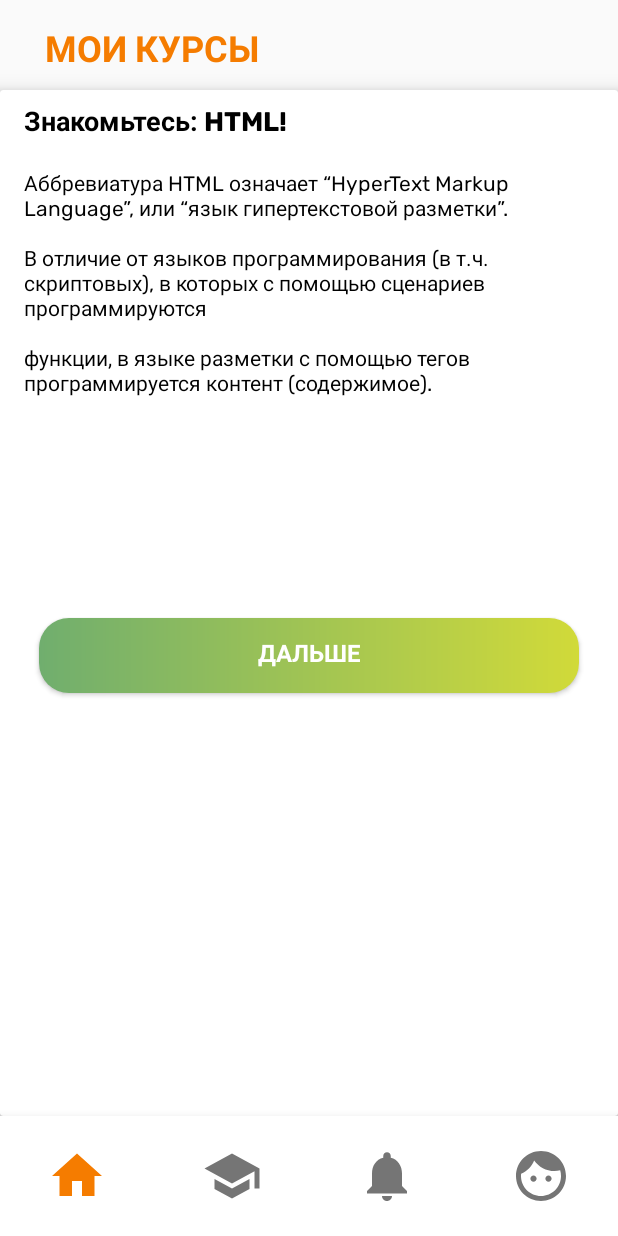
After one commit to Phenecy/Kodik, an Android app: the LessonCardFragment screen opened through its navigation route, on a phone screen of 412 x 824 dp. The commit adds this screen. Run offline under Robolectric (Android 15) with nearby library versions, the phone set to English and light mode, and no system bars; our stand-ins replace Firebase (no records; nobody signed in at launch, a user with empty details on screens opened directly), navigation-ui; 1 statement that could not run was skipped.

Commit message:
Lessons Pager Added; Custom toast view created; Unused imports cleared

```diff
--- a/app/build.gradle
+++ b/app/build.gradle
@@ -53,6 +53,8 @@ dependencies {
     implementation 'com.firebaseui:firebase-ui-auth:4.3.1'
     //noinspection GradleCompatible
     implementation 'com.android.support:cardview-v7:27.1.1'
+
+    implementation "androidx.viewpager2:viewpager2:1.0.0"
 }
 
 apply plugin: 'com.google.gms.google-services'
--- a/app/src/main/java/dev/bonch/kodik/activities/MainActivity.kt
+++ b/app/src/main/java/dev/bonch/kodik/activities/MainActivity.kt
@@ -2,31 +2,28 @@ package dev.bonch.kodik.activities
 
 import android.os.Bundle
 import androidx.appcompat.app.AppCompatActivity
+import androidx.navigation.NavController
 import androidx.navigation.Navigation
-import androidx.navigation.findNavController
-import androidx.navigation.ui.NavigationUI
 import androidx.navigation.ui.setupWithNavController
-import com.google.firebase.firestore.FirebaseFirestore
 import dev.bonch.kodik.R
-import dev.bonch.kodik.fragments.CoursesFragment
-import dev.bonch.kodik.fragments.HomeFragment
-import dev.bonch.kodik.fragments.NotificationsFragment
-import dev.bonch.kodik.fragments.ProfileFragment
 import kotlinx.android.synthetic.main.activity_main.*
 
 class MainActivity : AppCompatActivity() {
+
+    private lateinit var navController: NavController
     override fun onCreate(savedInstanceState: Bundle?) {
         super.onCreate(savedInstanceState)
         setContentView(R.layout.activity_main)
         setupNavigationDrawer()
 
-
     }
 
     private fun setupNavigationDrawer() {
-        val navController = Navigation.findNavController(this, R.id.fragment_container)
+        navController = Navigation.findNavController(this, R.id.fragment_container)
         bottom_navigation_bar.setupWithNavController(navController)
     }
 
-
+    fun onText(arguments: Bundle?) {
+        navController.navigate(R.id.action_nav_home_to_nav_courses_card, arguments)
+    }
 }
--- a/app/src/main/java/dev/bonch/kodik/adapters/CoursesAdapter.kt
+++ b/app/src/main/java/dev/bonch/kodik/adapters/CoursesAdapter.kt
@@ -1,5 +1,6 @@
 package dev.bonch.kodik.adapters
 
+import android.os.Bundle
 import android.view.LayoutInflater
 import android.view.View
 import android.view.ViewGroup
@@ -7,20 +8,32 @@ import android.widget.TextView
 import androidx.cardview.widget.CardView
 import androidx.recyclerview.widget.RecyclerView
 import dev.bonch.kodik.R
+import dev.bonch.kodik.activities.MainActivity
 import dev.bonch.kodik.models.Course
+import kotlinx.android.synthetic.main.item_home_courses.view.*
 
 class CoursesAdapter(private val coursesList: MutableList<Course>) :
     RecyclerView.Adapter<CoursesAdapter.CoursesHolder>() {
 
     override fun onCreateViewHolder(parent: ViewGroup, viewType: Int): CoursesHolder {
-        val view = LayoutInflater.from(parent.context).inflate(R.layout.item_home_courses, parent, false)
+        val view =
+            LayoutInflater.from(parent.context).inflate(R.layout.item_home_courses, parent, false)
         return CoursesHolder(view)
     }
 
     override fun getItemCount(): Int = coursesList.size
 
     override fun onBindViewHolder(holder: CoursesHolder, position: Int) {
-        holder.courseTitleText.text = coursesList[position].courseTitle
+        holder.itemView.run {
+            home_course_title.text = coursesList[position].courseTitle
+
+            holder.itemView.setOnClickListener {
+                val bundle = Bundle()
+                bundle.putString("name_course", coursesList[position].courseTitle)
+
+                (context as MainActivity).onText(bundle)
+            }
+        }
     }
 
     inner class CoursesHolder(view: View) : RecyclerView.ViewHolder(view) {
--- /dev/null
+++ b/app/src/main/java/dev/bonch/kodik/fragments/LessonCardFragment.kt
@@ -0,0 +1,141 @@
+package dev.bonch.kodik.fragments
+
+import android.os.Bundle
+import android.view.LayoutInflater
+import android.view.View
+import android.view.ViewGroup
+import android.widget.*
+import androidx.fragment.app.Fragment
+import androidx.recyclerview.widget.RecyclerView
+import androidx.viewpager2.widget.ViewPager2
+import dev.bonch.kodik.R
+import kotlinx.android.synthetic.main.item_lesson_card_theory.view.*
+
+class LessonCardFragment: Fragment() {
+
+    private lateinit var lessonPager: ViewPager2
+    private lateinit var titleCourseTw: TextView
+    private lateinit var toast: Toast
+    private lateinit var textToast: TextView
+
+    override fun onCreateView(
+        inflater: LayoutInflater,
+        container: ViewGroup?,
+        savedInstanceState: Bundle?
+    ): View? {
+        val view = inflater.inflate(R.layout.fragment_lesson_card, container, false)
+
+        initView()
+
+        titleCourseTw = view!!.findViewById(R.id.courses_text_view)
+        lessonPager = view!!.findViewById(R.id.lesson_view_pager)
+        lessonPager.adapter = LessonsAdapter()
+
+        val bundle: Bundle? = arguments
+
+        if (bundle !== null) {
+            titleCourseTw.text = bundle.getString("name_course").toString()
+        }
+
+
+        return view
+    }
+
+    private fun initView() {
+
+        val toastView = layoutInflater.inflate(R.layout.toast_view, null)
+        textToast = toastView.findViewById(R.id.toast_text)
+        toast = Toast(LessonCardFragment@context)
+        toast.view = toastView
+    }
+
+    inner class LessonsAdapter: RecyclerView.Adapter<LessonsAdapter.PagerVH>() {
+
+        private var titlse = arrayListOf(
+            "Знакомьтесь: HTML!",
+            "С помощью чего в языке разметки программируется контент?",
+            "Структура веб-страницы"
+        )
+
+        private var texts = arrayListOf(
+            """Аббревиатура HTML означает “HyperText Markup Language”, или “язык гипертекстовой разметки”.
+
+В отличие от языков программирования (в т.ч. скриптовых), в которых с помощью сценариев программируются
+
+функции, в языке разметки с помощью тегов программируется контент (содержимое).""",
+            "",
+            "Любому уважающему себя веб-дизайнеру необходимо научиться программировать на языке HTML. Более того, именно со знания HTML должно начинаться любое знакомство с премудростями веб-дизайна."
+        )
+
+        private var typesCard = arrayListOf("theory", "test", "theory")
+
+        open inner class PagerVH(itemView: View) : RecyclerView.ViewHolder(itemView) {
+            open fun bind() {}
+        }
+
+        override fun onCreateViewHolder(parent: ViewGroup, viewType: Int): PagerVH {
+           return if (viewType == 0) {
+               val view = LayoutInflater.from(parent.context).inflate(R.layout.item_lesson_card_theory, parent, false)
+               TheoryViewHolder(view)
+           } else {
+               val view = LayoutInflater.from(parent.context).inflate(R.layout.item_lesson_card_test, parent, false)
+               TestViewHolder(view)
+           }
+        }
+
+        override fun getItemViewType(position: Int): Int {
+            return if (typesCard[position] == "theory") 0 else 1
+        }
+
+        override fun getItemCount(): Int {
+            return typesCard.size
+        }
+
+        override fun onBindViewHolder(holder: PagerVH, position: Int) {
+            holder.bind()
+        }
+
+        inner class TheoryViewHolder(view: View): PagerVH(view) {
+            private val titleLessonTw = view.findViewById<TextView>(R.id.lesson_title)
+            private val textLessonTw = view.findViewById<TextView>(R.id.lesson_text)
+            private val nextLessonBtn = view.findViewById<Button>(R.id.next_lesson_button)
+
+            override fun bind() {
+                titleLessonTw.text = titlse[position]
+                textLessonTw.text = texts[position]
+
+                nextLessonBtn.setOnClickListener {
+                    onNextLesson()
+                }
+            }
+        }
+
+        inner class TestViewHolder(view: View): PagerVH(view) {
+            private val titleLessonTw = view.findViewById<TextView>(R.id.lesson_title)
+            private val nextLessonBtn = view.findViewById<Button>(R.id.next_lesson_button)
+            private val answerChoiceRg = view.findViewById<RadioGroup>(R.id.answer_choice)
+
+
+            override fun bind() {
+                titleLessonTw.text = titlse[position]
+
+                nextLessonBtn.setOnClickListener {
+                    if (answerChoiceRg.checkedRadioButtonId == R.id.answer_3) {
+                        textToast.text = getString(R.string.correct_answer)
+                        toast.show()
+                        onNextLesson()
+                    } else {
+                        textToast.text = getString(R.string.wrong_answer)
+                        toast.show()
+                        answerChoiceRg.clearCheck()
+                    }
+                }
+            }
+        }
+    }
+
+    private fun onNextLesson() {
+        val currentLesson = lessonPager.currentItem
+        lessonPager.setCurrentItem(currentLesson + 1, true)
+    }
+}
--- a/app/src/main/java/dev/bonch/kodik/fragments/NotificationsFragment.kt
+++ b/app/src/main/java/dev/bonch/kodik/fragments/NotificationsFragment.kt
@@ -8,9 +8,7 @@ import androidx.fragment.app.Fragment
 import androidx.recyclerview.widget.LinearLayoutManager
 import androidx.recyclerview.widget.RecyclerView
 import dev.bonch.kodik.R
-import dev.bonch.kodik.adapters.CoursesAdapter
 import dev.bonch.kodik.adapters.NotificationsAdapter
-import dev.bonch.kodik.models.Course
 import dev.bonch.kodik.models.Notification
 
 private lateinit var adapter: NotificationsAdapter
--- /dev/null
+++ b/app/src/main/res/drawable/ef_round_corner_card_lesson.xml
@@ -0,0 +1,6 @@
+<?xml version="1.0" encoding="utf-8"?>
+<shape xmlns:android="http://schemas.android.com/apk/res/android"
+    android:padding="10dp"
+    android:shape="rectangle">
+    <corners android:radius="25dp" />
+</shape>
--- /dev/null
+++ b/app/src/main/res/layout/fragment_lesson_card.xml
@@ -0,0 +1,30 @@
+<?xml version="1.0" encoding="utf-8"?>
+<androidx.constraintlayout.widget.ConstraintLayout xmlns:android="http://schemas.android.com/apk/res/android"
+    xmlns:app="http://schemas.android.com/apk/res-auto"
+    xmlns:tools="http://schemas.android.com/tools"
+    android:layout_width="match_parent"
+    android:layout_height="match_parent">
+
+    <TextView
+        android:id="@+id/courses_text_view"
+        android:layout_width="330dp"
+        android:layout_height="34dp"
+        android:layout_marginStart="30dp"
+        android:layout_marginTop="15dp"
+        android:fontFamily="@font/rubik_bold"
+        android:gravity="top"
+        android:hint="@string/courses_title"
+        android:text="@string/courses_title"
+        android:textAppearance="@style/RegistrationTheme"
+        app:layout_constraintStart_toStartOf="parent"
+        app:layout_constraintTop_toTopOf="parent" />
+
+    <androidx.viewpager2.widget.ViewPager2
+        android:id="@+id/lesson_view_pager"
+        android:layout_width="match_parent"
+        android:layout_height="match_parent"
+        android:elevation="30dp"
+        android:layout_alignParentBottom="true"
+        app:layout_constraintBottom_toBottomOf="parent" />
+
+</androidx.constraintlayout.widget.ConstraintLayout>
--- /dev/null
+++ b/app/src/main/res/layout/item_lesson_card_theory.xml
@@ -0,0 +1,60 @@
+<?xml version="1.0" encoding="utf-8"?>
+<androidx.cardview.widget.CardView xmlns:android="http://schemas.android.com/apk/res/android"
+    xmlns:app="http://schemas.android.com/apk/res-auto"
+    android:layout_width="match_parent"
+    android:layout_height="match_parent"
+    android:layout_marginTop="60dp"
+    app:cardElevation="8dp">
+
+
+    <ScrollView
+        android:layout_width="match_parent"
+        android:layout_height="wrap_content">
+
+        <LinearLayout
+            android:layout_width="match_parent"
+            android:layout_height="wrap_content"
+            android:orientation="vertical">
+
+            <TextView
+                android:id="@+id/lesson_title"
+                android:layout_width="match_parent"
+                android:layout_height="wrap_content"
+                android:layout_marginTop="8dp"
+                android:hint="Здесь бы мог быт ваш заголовок"
+                android:layout_marginStart="16dp"
+                android:fontFamily="@font/rubik_bold"
+                android:textColor="#000000"
+                android:textSize="18sp" />
+
+            <TextView
+                android:id="@+id/lesson_text"
+                android:layout_width="match_parent"
+                android:layout_height="wrap_content"
+                android:minHeight="270dp"
+                android:hint="А здесь - текст"
+                android:layout_marginStart="16dp"
+                android:layout_marginTop="16dp"
+                android:fontFamily="@font/rubik"
+                android:text="Test text"
+                android:textColor="#000000" />
+
+            <Button
+                android:id="@+id/next_lesson_button"
+                android:layout_width="360dp"
+                android:layout_height="50dp"
+                android:layout_marginTop="30dp"
+                android:layout_marginBottom="30dp"
+                android:background="@drawable/ef_round_corner_button_green_gradient"
+                android:fontFamily="@font/rubik"
+                android:layout_gravity="center_horizontal|bottom"
+                android:text="@string/lesson_card_button"
+                android:textColor="@color/white"
+                android:textSize="16sp"
+                android:textStyle="bold" />
+
+        </LinearLayout>
+
+    </ScrollView>
+
+</androidx.cardview.widget.CardView>
--- a/app/src/main/res/navigation/navigation_main.xml
+++ b/app/src/main/res/navigation/navigation_main.xml
@@ -9,7 +9,11 @@
         android:id="@+id/nav_home"
         android:name="dev.bonch.kodik.fragments.HomeFragment"
         android:label="Home"
-        tools:layout="@layout/fragment_home" />
+        tools:layout="@layout/fragment_home" >
+        <action
+            android:id="@+id/action_nav_home_to_nav_courses_card"
+            app:destination="@id/nav_courses_card" />
+    </fragment>
 
     <fragment
         android:id="@+id/nav_courses"
@@ -29,4 +33,9 @@
         android:label="Profile"
         tools:layout="@layout/fragment_profile" />
 
+    <fragment
+        android:id="@+id/nav_courses_card"
+        android:name="dev.bonch.kodik.fragments.LessonCardFragment"
+        tools:layout="@layout/fragment_lesson_card"/>
+
 </navigation>
--- a/app/src/main/res/values/strings.xml
+++ b/app/src/main/res/values/strings.xml
@@ -24,4 +24,7 @@
     <string name="profile_exit">Выйти</string>
     <string name="profile_my_trophy">Мои награды</string>
     <string name="profile_trophy_sample">НАГРАДА</string>
+    <string name="lesson_card_button">Дальше</string>
+    <string name="wrong_answer">Неправильно! \nПопробуй ещё:)</string>
+    <string name="correct_answer">Выполнено! Молодец!</string>
 </resources>
```
Also changed, not shown: app/src/main/res/layout/item_lesson_card_test.xml (added, +80 -0 lines), app/src/main/res/layout/toast_view.xml (added, +20 -0 lines).
